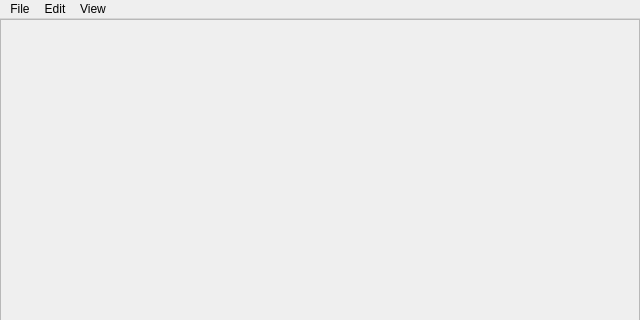
Old version of the form mainwindow.ui in the repository ksharindam/intelligent-scissor-qt; both pictures show x 0 to 640 and y 0 to 320 of the 640 by 480 pixel window.
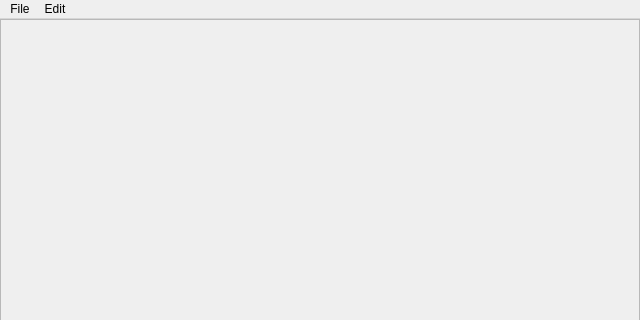
New version of the form.

Commit message: cut image can be saved

The edit to the form file:
```diff
--- a/mainwindow.ui
+++ b/mainwindow.ui
@@ -63,14 +63,8 @@
     </property>
     <addaction name="actionStart_Scissor"/>
    </widget>
-   <widget class="QMenu" name="menuView">
-    <property name="title">
-     <string>View</string>
-    </property>
-   </widget>
    <addaction name="menuFile"/>
    <addaction name="menuEdit"/>
-   <addaction name="menuView"/>
   </widget>
   <widget class="QStatusBar" name="statusbar"/>
   <action name="actionOpen">
```
The commit also changes 2 other files.
